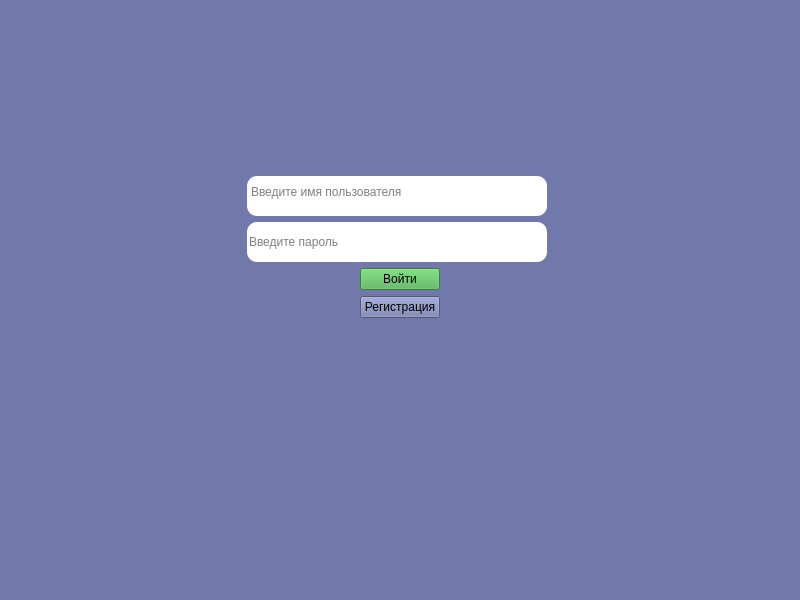
The window that LoginWindow.ui (Belchankova/diplom) describes before a commit, drawn with Qt 5.
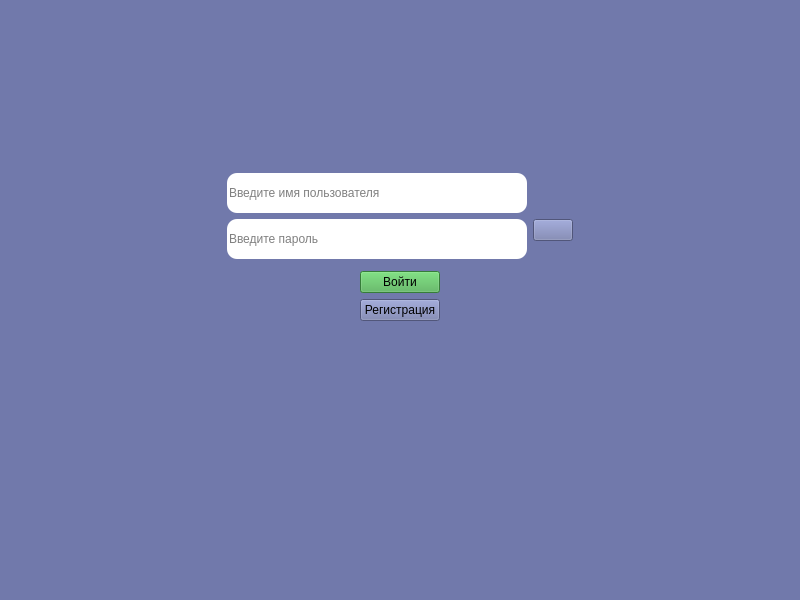
The same window after the commit. Icons and pictures are not drawn.

The edit to the form file:
```diff
--- a/LoginWindow.ui
+++ b/LoginWindow.ui
@@ -55,7 +55,7 @@
      <item>
       <layout class="QFormLayout" name="formLayout">
        <item row="0" column="0">
-        <widget class="QTextEdit" name="login">
+        <widget class="QLineEdit" name="loginEdit">
          <property name="sizePolicy">
           <sizepolicy hsizetype="Preferred" vsizetype="Minimum">
            <horstretch>0</horstretch>
@@ -70,17 +70,14 @@
          </property>
          <property name="maximumSize">
           <size>
-           <width>16777215</width>
+           <width>16777214</width>
            <height>40</height>
           </size>
          </property>
          <property name="styleSheet">
           <string notr="true">background-color: rgb(255, 255, 255);
 border-radius: 10px;
-padding-top: 5px;</string>
-         </property>
-         <property name="tabChangesFocus">
-          <bool>false</bool>
+</string>
          </property>
          <property name="placeholderText">
           <string>Введите имя пользователя</string>
@@ -88,7 +85,7 @@
         </widget>
        </item>
        <item row="0" column="1">
-        <widget class="QWidget" name="widget_2" native="true">
+        <widget class="QWidget" name="widget_3" native="true">
          <property name="sizePolicy">
           <sizepolicy hsizetype="Fixed" vsizetype="Fixed">
            <horstretch>0</horstretch>
@@ -98,7 +95,7 @@
         </widget>
        </item>
        <item row="1" column="0">
-        <widget class="QLineEdit" name="password">
+        <widget class="QLineEdit" name="passwordEdit">
          <property name="sizePolicy">
           <sizepolicy hsizetype="Preferred" vsizetype="Minimum">
            <horstretch>0</horstretch>
@@ -130,6 +127,22 @@
          </property>
         </widget>
        </item>
+       <item row="1" column="1">
+        <widget class="QPushButton" name="pokazat">
+         <property name="sizePolicy">
+          <sizepolicy hsizetype="Fixed" vsizetype="Fixed">
+           <horstretch>0</horstretch>
+           <verstretch>0</verstretch>
+          </sizepolicy>
+         </property>
+         <property name="styleSheet">
+          <string notr="true">image: url(:/new/prefix1/Изображения/диплом фотки/eye.png);</string>
+         </property>
+         <property name="text">
+          <string/>
+         </property>
+        </widget>
+       </item>
       </layout>
      </item>
      <item>
@@ -150,6 +163,16 @@
      </item>
     </layout>
    </item>
+   <item>
+    <widget class="QWidget" name="widget_2" native="true">
+     <property name="sizePolicy">
+      <sizepolicy hsizetype="Fixed" vsizetype="Fixed">
+       <horstretch>0</horstretch>
+       <verstretch>0</verstretch>
+      </sizepolicy>
+     </property>
+    </widget>
+   </item>
    <item>
     <layout class="QHBoxLayout" name="horizontalLayout">
      <item>
```
